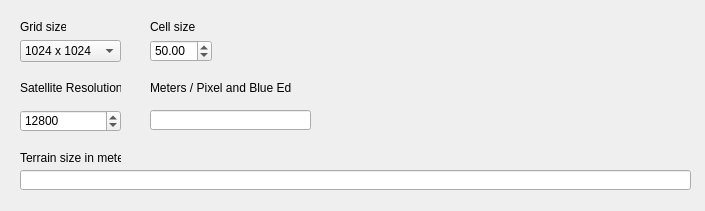
SnakeManPMC/arma-2-XYZ_Creator, file widget.ui: the form before one commit.
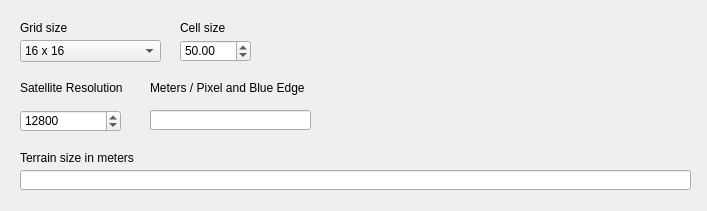
The form after the commit.

Commit message: v1.0.2 - added 16384 heightmap grid size - added 32768 heightmap grid size

```diff
--- a/widget.ui
+++ b/widget.ui
@@ -6,7 +6,7 @@
    <rect>
     <x>0</x>
     <y>0</y>
-    <width>705</width>
+    <width>707</width>
     <height>211</height>
    </rect>
   </property>
@@ -15,8 +15,8 @@
     <rect>
      <x>20</x>
      <y>20</y>
-     <width>46</width>
-     <height>13</height>
+     <width>111</width>
+     <height>16</height>
     </rect>
    </property>
    <property name="text">
@@ -26,10 +26,10 @@
   <widget class="QLabel" name="label_cellSize">
    <property name="geometry">
     <rect>
-     <x>150</x>
+     <x>180</x>
      <y>20</y>
-     <width>46</width>
-     <height>13</height>
+     <width>121</width>
+     <height>16</height>
     </rect>
    </property>
    <property name="text">
@@ -41,15 +41,15 @@
     <rect>
      <x>20</x>
      <y>40</y>
-     <width>101</width>
+     <width>141</width>
      <height>22</height>
     </rect>
    </property>
    <property name="currentText">
-    <string>1024 x 1024</string>
+    <string>16 x 16</string>
    </property>
    <property name="currentIndex">
-    <number>6</number>
+    <number>0</number>
    </property>
    <item>
     <property name="text">
@@ -105,9 +105,9 @@
   <widget class="QDoubleSpinBox" name="cellSize">
    <property name="geometry">
     <rect>
-     <x>150</x>
+     <x>180</x>
      <y>40</y>
-     <width>62</width>
+     <width>71</width>
      <height>22</height>
     </rect>
    </property>
@@ -123,7 +123,7 @@
     <rect>
      <x>20</x>
      <y>150</y>
-     <width>101</width>
+     <width>211</width>
      <height>16</height>
     </rect>
    </property>
@@ -146,7 +146,7 @@
     <rect>
      <x>20</x>
      <y>80</y>
-     <width>101</width>
+     <width>141</width>
      <height>16</height>
     </rect>
    </property>
@@ -169,7 +169,7 @@
     <rect>
      <x>150</x>
      <y>80</y>
-     <width>141</width>
+     <width>231</width>
      <height>16</height>
     </rect>
    </property>
```
Left out of the diff: 10 changed lines with no effect on the pictures. The commit also changes 1 other file.
